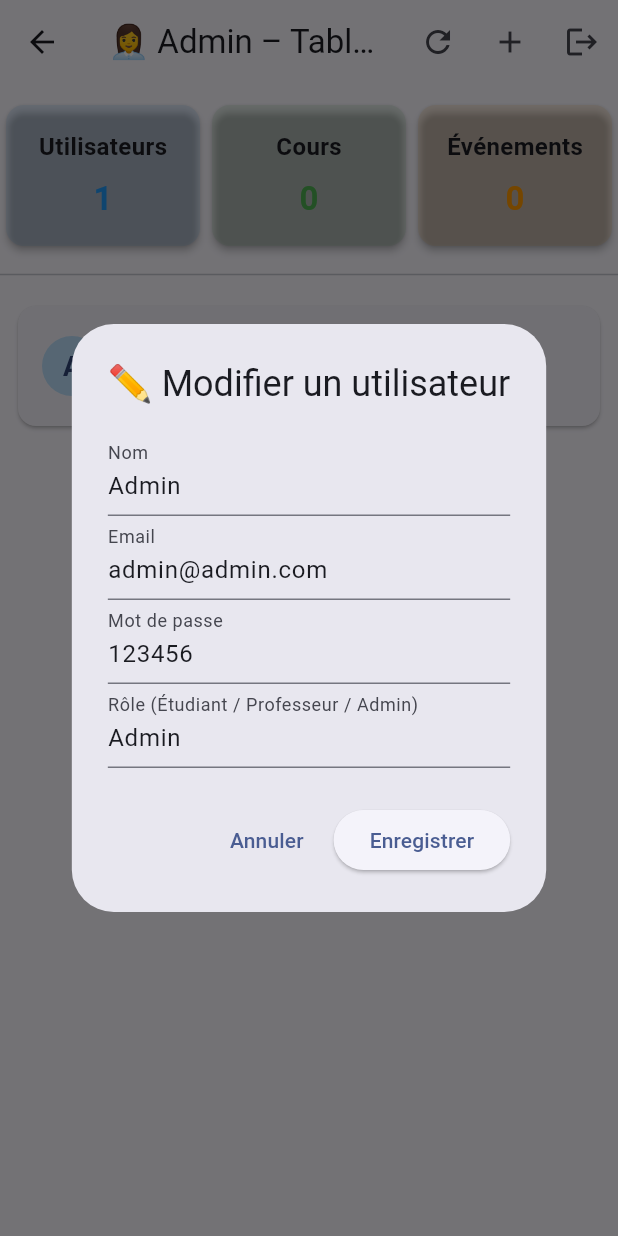
After one commit to Lindamlika96/EduConnect, a Flutter app: the AdminUsersPage screen opened directly, after a tap on the "edit" icon, on a phone screen of 412 x 824 dp. The commit adds this screen. Run offline on Flutter 3.47's test engine with Material 3 defaults, Android fonts, the phone set to English and light mode, and no system bars; our stand-ins replace flutter_animate, logger, shared_preferences, sqflite; accounts and stored records are empty.

Commit message:
✨ Amélioration de la section Admin : ajout dashboard, gestion CRUD, bouton de déconnexion et tests unitaires

```diff
--- a/lib/core/db/app_database.dart
+++ b/lib/core/db/app_database.dart
@@ -1,5 +1,9 @@
 import 'package:sqflite/sqflite.dart';
 import 'package:path/path.dart';
+import 'package:logger/logger.dart';
+
+/// Instance globale du logger
+final logger = Logger();
 
 /// Gestionnaire central de la base de données locale SQLite.
 /// Responsable de la création, de l’ouverture et des migrations.
@@ -30,6 +34,7 @@ class AppDatabase {
     );
   }
 
+
   /// Création initiale des tables
   static Future<void> _onCreate(Database db, int version) async {
     // =====================
@@ -49,6 +54,18 @@ class AppDatabase {
         updated_at INTEGER NOT NULL
       );
     ''');
+    // ✅ Insertion de l'utilisateur admin par défaut
+    await db.insert('users', {
+      'name': 'Admin',
+      'email': 'admin@admin.com',
+      'password': '123456', // en local, pas besoin de hash
+      'university': 'Administration Centrale',
+      'role': 'Admin',
+      'age': 30,
+      'gender': 'Femme',
+      'created_at': DateTime.now().millisecondsSinceEpoch,
+      'updated_at': DateTime.now().millisecondsSinceEpoch,
+    });
 
     // =====================
     // 📚 Table COURSE
--- a/lib/core/db/test_db_init.dart
+++ b/lib/core/db/test_db_init.dart
@@ -1,6 +1,7 @@
 import 'package:flutter/widgets.dart'; // ⚠️ À ajouter tout en haut
-import 'package:sqflite/sqflite.dart';
 import 'app_database.dart';
+
+
 
 Future<void> main() async {
   WidgetsFlutterBinding.ensureInitialized(); // ✅ Correction obligatoire ici
--- /dev/null
+++ b/lib/features/admin/pages/admin_users_page.dart
@@ -0,0 +1,225 @@
+import 'package:flutter/material.dart';
+import 'package:educonnect_mobile/core/db/app_database.dart';
+import 'package:sqflite/sqflite.dart';
+import 'package:educonnect_mobile/features/users/presentation/pages/login_page.dart';
+import '../../../../core/utils/session_manager.dart';
+
+class AdminUsersPage extends StatefulWidget {
+  const AdminUsersPage({super.key});
+
+  @override
+  State<AdminUsersPage> createState() => _AdminUsersPageState();
+}
+
+class _AdminUsersPageState extends State<AdminUsersPage> {
+  List<Map<String, dynamic>> users = [];
+
+  // 🔹 Variables du mini-dashboard
+  int usersCount = 0;
+  int coursesCount = 0;
+  int eventsCount = 0;
+
+  @override
+  void initState() {
+    super.initState();
+    _loadDashboardData();
+  }
+
+  /// ================================
+  /// 🔹 Chargement des données globales
+  /// ================================
+  Future<void> _loadDashboardData() async {
+    final db = await AppDatabase.database;
+    final resultUsers = await db.query('users');
+    final resultCourses = await db.query('course');
+    final resultEvents = await db.query('events');
+
+    setState(() {
+      users = resultUsers;
+      usersCount = resultUsers.length;
+      coursesCount = resultCourses.length;
+      eventsCount = resultEvents.length;
+    });
+  }
+
+  /// 🔹 Supprimer un utilisateur
+  Future<void> _deleteUser(int id) async {
+    final db = await AppDatabase.database;
+    await db.delete('users', where: 'id = ?', whereArgs: [id]);
+    _loadDashboardData();
+  }
+
+  /// 🔹 Ajouter ou modifier un utilisateur
+  Future<void> _addOrEditUser({Map<String, dynamic>? user}) async {
+    final nameController = TextEditingController(text: user?['name']);
+    final emailController = TextEditingController(text: user?['email']);
+    final passwordController = TextEditingController(text: user?['password']);
+    final roleController = TextEditingController(text: user?['role'] ?? 'Étudiant');
+
+    await showDialog(
+      context: context,
+      builder: (_) => AlertDialog(
+        title: Text(user == null ? "➕ Ajouter un utilisateur" : "✏️ Modifier un utilisateur"),
+        content: SingleChildScrollView(
+          child: Column(
+            mainAxisSize: MainAxisSize.min,
+            children: [
+              TextField(controller: nameController, decoration: const InputDecoration(labelText: "Nom")),
+              TextField(controller: emailController, decoration: const InputDecoration(labelText: "Email")),
+              TextField(controller: passwordController, decoration: const InputDecoration(labelText: "Mot de passe")),
+              TextField(controller: roleController, decoration: const InputDecoration(labelText: "Rôle (Étudiant / Professeur / Admin)")),
+            ],
+          ),
+        ),
+        actions: [
+          TextButton(onPressed: () => Navigator.pop(context), child: const Text("Annuler")),
+          ElevatedButton(
+            onPressed: () async {
+              final db = await AppDatabase.database;
+              final now = DateTime.now().millisecondsSinceEpoch;
+
+              if (nameController.text.isEmpty || emailController.text.isEmpty) {
+                ScaffoldMessenger.of(context).showSnackBar(
+                  const SnackBar(content: Text("Veuillez remplir tous les champs obligatoires.")),
+                );
+                return;
+              }
+
+              final data = {
+                'name': nameController.text.trim(),
+                'email': emailController.text.trim(),
+                'password': passwordController.text.trim(),
+                'role': roleController.text.trim(),
+                'created_at': user?['created_at'] ?? now,
+                'updated_at': now,
+              };
+
+              if (user == null) {
+                await db.insert('users', data, conflictAlgorithm: ConflictAlgorithm.replace);
+              } else {
+                await db.update('users', data, where: 'id = ?', whereArgs: [user['id']]);
+              }
+
+              Navigator.pop(context);
+              _loadDashboardData();
+            },
+            child: const Text("Enregistrer"),
+          ),
+        ],
+      ),
+    );
+  }
+
+  /// ================================
+  /// 🔹 Widget carte de statistiques
+  /// ================================
+  Widget _buildStatCard(String title, int value, Color color) {
+    return Expanded(
+      child: Card(
+        elevation: 2,
+        color: color.withOpacity(0.1),
+        shape: RoundedRectangleBorder(borderRadius: BorderRadius.circular(12)),
+        child: Padding(
+          padding: const EdgeInsets.all(16.0),
+          child: Column(
+            children: [
+              Text(title, style: const TextStyle(fontWeight: FontWeight.bold, fontSize: 16)),
+              const SizedBox(height: 8),
+              Text(
+                value.toString(),
+                style: TextStyle(fontSize: 22, color: color, fontWeight: FontWeight.bold),
+              ),
+            ],
+          ),
+        ),
+      ),
+    );
+  }
+
+  /// 🔹 Déconnexion de l’administrateur
+  Future<void> _logoutAdmin() async {
+    await SessionManager.clearSession(); // supprime la session
+    if (!mounted) return;
+    Navigator.pushAndRemoveUntil(
+      context,
+      MaterialPageRoute(builder: (_) => const LoginPage()),
+          (route) => false,
+    );
+  }
+
+  /// ================================
+  /// 🔹 Interface principale
+  /// ================================
+  @override
+  Widget build(BuildContext context) {
+    return Scaffold(
+      appBar: AppBar(
+        title: const Text("👩‍💼 Admin – Tableau de bord"),
+        actions: [
+          IconButton(icon: const Icon(Icons.refresh), onPressed: _loadDashboardData),
+          IconButton(icon: const Icon(Icons.add), onPressed: () => _addOrEditUser()),
+          IconButton(icon: const Icon(Icons.logout), onPressed: _logoutAdmin), // 🚪 Déconnexion
+        ],
+      ),
+      body: users.isEmpty
+          ? const Center(child: Text("Aucun utilisateur enregistré"))
+          : Column(
+        children: [
+          const SizedBox(height: 10),
+
+          /// 🧭 Section Dashboard
+          Row(
+            mainAxisAlignment: MainAxisAlignment.spaceEvenly,
+            children: [
+              _buildStatCard("Utilisateurs", usersCount, Colors.blue),
+              _buildStatCard("Cours", coursesCount, Colors.green),
+              _buildStatCard("Événements", eventsCount, Colors.orange),
+            ],
+          ),
+
+          const Divider(thickness: 1, height: 30),
+
+          /// 📋 Liste des utilisateurs
+          Expanded(
+            child: ListView.builder(
+              itemCount: users.length,
+              itemBuilder: (context, index) {
+                final u = users[index];
+                final name = (u['name'] ?? '').trim();
+                final initial = name.isNotEmpty ? name[0].toUpperCase() : '?';
+
+                return Card(
+                  margin: const EdgeInsets.symmetric(vertical: 6.0, horizontal: 12.0),
+                  child: ListTile(
+                    leading: CircleAvatar(
+                      backgroundColor: Colors.blue.shade100,
+                      child: Text(
+                        initial,
+                        style: const TextStyle(fontWeight: FontWeight.bold, fontSize: 18),
+                      ),
+                    ),
+                    title: Text(name.isNotEmpty ? name : 'Utilisateur inconnu'),
+                    subtitle: Text("${u['email'] ?? 'email inconnu'} (${u['role'] ?? 'N/A'})"),
+                    trailing: Row(
+                      mainAxisSize: MainAxisSize.min,
+                      children: [
+                        IconButton(
+                          icon: const Icon(Icons.edit, color: Colors.blueAccent),
+                          onPressed: () => _addOrEditUser(user: u),
+                        ),
+                        IconButton(
+                          icon: const Icon(Icons.delete, color: Colors.redAccent),
+                          onPressed: () => _deleteUser(u['id']),
+                        ),
+                      ],
+                    ),
+                  ),
+                );
+              },
+            ),
+          ),
+        ],
+      ),
+    );
+  }
+}
--- a/lib/features/users/presentation/pages/login_page.dart
+++ b/lib/features/users/presentation/pages/login_page.dart
@@ -1,7 +1,7 @@
 import 'package:flutter/material.dart';
-import '../controllers/user_controller.dart';
 import '../../di.dart';
 import '../../../../core/utils/session_manager.dart';
+import '../../../admin/pages/admin_users_page.dart'; // ✅ import ajouté
 import 'main_page.dart';
 import 'register_page.dart';
 
@@ -42,17 +42,28 @@ class _LoginPageState extends State<LoginPage> {
       _error = null;
     });
 
-    final success = await _controller.login(
-      _emailController.text.trim(),
-      _passwordController.text.trim(),
-    );
+    final email = _emailController.text.trim();
+    final password = _passwordController.text.trim();
 
+    // ✅ Vérification spéciale : admin
+    if (email == 'admin@admin.com' && password == '123456') {
+      await SessionManager.saveSession(email); // sauvegarde la session admin
+      if (!mounted) return;
+      Navigator.pushReplacement(
+        context,
+        MaterialPageRoute(builder: (_) => const AdminUsersPage()),
+      );
+      return;
+    }
+
+    // 🔹 Connexion utilisateur normale
+    final success = await _controller.login(email, password);
     setState(() => _loading = false);
 
     if (success && mounted) {
       Navigator.pushReplacement(
         context,
-        MaterialPageRoute(builder: (_) => const MainPage()), // ✅ vers MainPage après login
+        MaterialPageRoute(builder: (_) => const MainPage()),
       );
     } else {
       setState(() => _error = "Email ou mot de passe incorrect.");
--- a/lib/features/users/presentation/pages/register_page.dart
+++ b/lib/features/users/presentation/pages/register_page.dart
@@ -1,5 +1,4 @@
 import 'package:flutter/material.dart';
-import '../controllers/user_controller.dart';
 import '../../di.dart';
 import 'login_page.dart';
 
--- a/pubspec.yaml
+++ b/pubspec.yaml
@@ -10,6 +10,9 @@ environment:
 dependencies:
   flutter:
     sdk: flutter
+
+  # Logging package
+  logger: ^2.0.2
 
   # Session management
   shared_preferences: ^2.3.2
@@ -28,6 +31,9 @@ dev_dependencies:
   flutter_test:
     sdk: flutter
 
+  # SQLite support for testing on desktop/VM
+  sqflite_common_ffi: ^2.3.3+1
+
   # Recommended lint rules
   flutter_lints: ^6.0.0
 
```
Also changed, not shown: lib/features/users/presentation/pages/profile_page.dart (+16 -2 lines), pubspec.lock, 2 other files.
